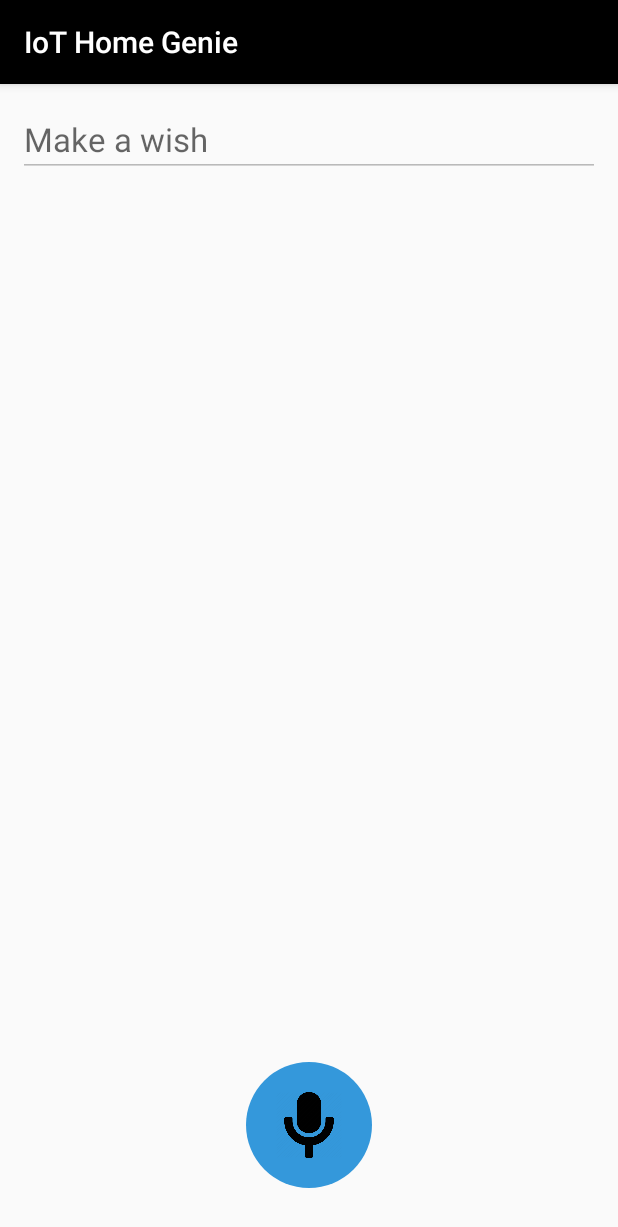
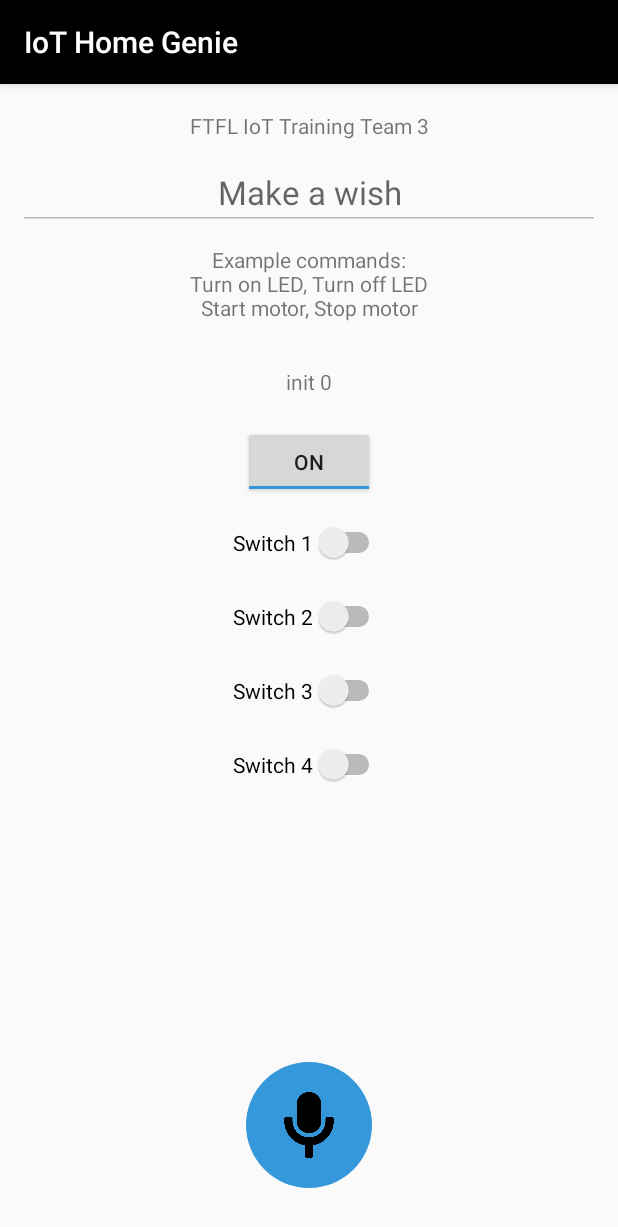
Before and after one commit to sohelaman/home-genie-android, an Android app: the screen it shows after launch (MainActivity), on a phone screen of 412 x 824 dp. Shown: the top 1227 px of the screen. Run offline under Robolectric (Android 15) with nearby library versions, the phone set to English and light mode, and no system bars; libraries missing offline, so code that uses them is left out: org.eclipse.paho; 11 statements that could not run were skipped.

Commit message:
Voice to MQTT command message.

```diff
--- a/app/src/main/java/dev/sohel/homegenie/MainActivity.java
+++ b/app/src/main/java/dev/sohel/homegenie/MainActivity.java
@@ -10,6 +10,7 @@ import android.widget.ImageButton;
 import android.widget.Toast;
 
 
+import dev.sohel.homegenie.classes.ActionView;
 import dev.sohel.homegenie.classes.MqttHelper;
 import dev.sohel.homegenie.classes.SpeechHelper;
 
@@ -31,7 +32,17 @@ public class MainActivity extends AppCompatActivity {
         speechHelper.setupSpeechRecognition(commandEditText, recordButton);
 
         MqttHelper mqttHelper = new MqttHelper(MainActivity.this, context);
+        ActionView actionView = new ActionView(MainActivity.this, context);
+
+        actionView.registerListeners();
+
+        mqttHelper.setActionView(actionView);
+        actionView.setMqttHelper(mqttHelper);
+        speechHelper.setMqttHelper(mqttHelper);
+        speechHelper.setActionView(actionView);
+
         mqttHelper.setupMqtt();
+
     } // onCreate()
 
 }
--- /dev/null
+++ b/app/src/main/java/dev/sohel/homegenie/classes/ActionView.java
@@ -0,0 +1,79 @@
+package dev.sohel.homegenie.classes;
+
+import android.app.Activity;
+import android.content.Context;
+import android.widget.CompoundButton;
+import android.widget.Switch;
+import android.widget.TextView;
+import android.widget.ToggleButton;
+
+import dev.sohel.homegenie.R;
+
+public class ActionView {
+
+    private Activity activity;
+    private Context context;
+    private MqttHelper mqttHelper;
+
+    final ToggleButton toggleButton;
+    final TextView messageBox;
+    final Switch switch1;
+    final Switch switch2;
+    final Switch switch3;
+    final Switch switch4;
+
+    public ActionView(Activity activity, Context context) {
+        this.activity = activity;
+        this.context = context;
+
+        this.toggleButton = this.activity.findViewById(R.id.toggleButton1);
+        this.messageBox = this.activity.findViewById(R.id.messageBox);
+        this.switch1 = this.activity.findViewById(R.id.switch1);
+        this.switch2 = this.activity.findViewById(R.id.switch2);
+        this.switch3 = this.activity.findViewById(R.id.switch3);
+        this.switch4 = this.activity.findViewById(R.id.switch4);
+    } // constructor
+
+    public ActionView setMqttHelper(MqttHelper mqttHelper) {
+        this.mqttHelper = mqttHelper;
+        return this;
+    }
+
+    public void registerListeners() {
+        this.toggleButton.setOnCheckedChangeListener(new CompoundButton.OnCheckedChangeListener() {
+            @Override
+            public void onCheckedChanged(CompoundButton buttonView, boolean isChecked) {
+                if (isChecked) {
+                    mqttHelper.setupMqtt();
+                } else {
+                    mqttHelper.dismantleMqtt();
+                }
+            }
+        });
+        this.switch1.setOnCheckedChangeListener(new CompoundButton.OnCheckedChangeListener() {
+            public void onCheckedChanged(CompoundButton buttonView, boolean isChecked) {
+                String command = isChecked ? "switch1-on" : "switch1-off";
+                mqttHelper.sendMessage(command);
+            }
+        });
+        this.switch2.setOnCheckedChangeListener(new CompoundButton.OnCheckedChangeListener() {
+            public void onCheckedChanged(CompoundButton buttonView, boolean isChecked) {
+                String command = isChecked ? "switch2-on" : "switch2-off";
+                mqttHelper.sendMessage(command);
+            }
+        });
+        this.switch3.setOnCheckedChangeListener(new CompoundButton.OnCheckedChangeListener() {
+            public void onCheckedChanged(CompoundButton buttonView, boolean isChecked) {
+                String command = isChecked ? "switch3-on" : "switch3-off";
+                mqttHelper.sendMessage(command);
+            }
+        });
+        this.switch4.setOnCheckedChangeListener(new CompoundButton.OnCheckedChangeListener() {
+            public void onCheckedChanged(CompoundButton buttonView, boolean isChecked) {
+                String command = isChecked ? "switch4-on" : "switch4-off";
+                mqttHelper.sendMessage(command);
+            }
+        });
+    } // end of registerListeners()
+
+}
--- a/app/src/main/java/dev/sohel/homegenie/classes/MqttHelper.java
+++ b/app/src/main/java/dev/sohel/homegenie/classes/MqttHelper.java
@@ -16,10 +16,12 @@ public class MqttHelper {
 
     final String mqttServerUri = "tcp://mqtt.eclipse.org:1883";
     final String clientId = "ftflteam3homeauto";
+    final String topic = "topic/ftflteam3/general";
 
     private Context context;
     private Activity activity;
     private MqttClient client;
+    private ActionView actionView;
 
     private final String TAG = "HomeGenieMQTT";
 
@@ -28,23 +30,55 @@ public class MqttHelper {
         this.context = context;
     }
 
+    public MqttHelper setActionView(ActionView actionView) {
+        this.actionView = actionView;
+        return this;
+    }
+
     public void setupMqtt() {
+        if (this.actionView == null) {
+            Toast.makeText(this.context, "MQTT action view not set up.", Toast.LENGTH_SHORT).show();
+            return;
+        }
+
+        if (this.client != null) {
+            return;
+        }
+
         try {
             MqttClient client = new MqttClient(this.mqttServerUri, this.clientId, new MemoryPersistence());
             client.setCallback(this.createMqttCallback());
             client.connect();
             this.client = client;
-
-            String topic = "topic/ftflteam3/general";
-            client.subscribe(topic);
+            client.subscribe(this.topic);
             Toast.makeText(this.context, "MQTT connected", Toast.LENGTH_SHORT).show();
 
-            MqttMessage message = new MqttMessage("init 0".getBytes());
-            message.setQos(2);
-            message.setRetained(false);
-            client.publish(topic, message);
+            this.actionView.toggleButton.setChecked(true);
+
+            this.sendMessage("init 0");
         } catch (MqttException e) {
             e.printStackTrace();
+            this.client = null;
+            this.actionView.toggleButton.setChecked(false);
+            Toast.makeText(this.context, "MQTT exception: " + e.getMessage(), Toast.LENGTH_SHORT).show();
+        }
+    }
+
+    public void dismantleMqtt() {
+        try {
+            if (this.client == null) {
+                return;
+            }
+
+            this.client.disconnect();
+            this.client = null;
+
+            Toast.makeText(this.context, "MQTT disconnected", Toast.LENGTH_SHORT).show();
+            this.actionView.toggleButton.setChecked(false);
+        } catch (MqttException e) {
+            e.printStackTrace();
+            this.client = null;
+            this.actionView.toggleButton.setChecked(false);
             Toast.makeText(this.context, "MQTT exception: " + e.getMessage(), Toast.LENGTH_SHORT).show();
         }
     }
@@ -54,10 +88,11 @@ public class MqttHelper {
             @Override
             public void connectionLost(Throwable cause) {
                 Log.d(TAG, "connectionLost");
+                actionView.toggleButton.setChecked(false);
             }
 
             @Override
-            public void messageArrived(String topic, MqttMessage message) throws Exception {
+            public void messageArrived(String topic, MqttMessage message) {
                 String payload = new String(message.getPayload());
                 Log.d(TAG, "messageArrived:" + payload);
             }
@@ -69,4 +104,23 @@ public class MqttHelper {
         };
     }
 
+    public void sendMessage(String str) {
+        if (this.client == null) {
+            return;
+        }
+
+        MqttMessage message = new MqttMessage(str.getBytes());
+        message.setQos(2);
+        message.setRetained(false);
+        try {
+            this.client.publish(this.topic, message);
+            this.actionView.messageBox.setText(str);
+        } catch (MqttException e) {
+            e.printStackTrace();
+            this.client = null;
+            this.actionView.toggleButton.setChecked(false);
+            Toast.makeText(this.context, "MQTT exception: " + e.getMessage(), Toast.LENGTH_SHORT).show();
+        }
+    }
+
 }
--- a/app/src/main/res/layout/activity_main.xml
+++ b/app/src/main/res/layout/activity_main.xml
@@ -6,12 +6,103 @@
     android:padding="12dp"
     tools:context=".MainActivity">
 
+    <TextView
+        android:id="@+id/teamInfo"
+        android:layout_width="match_parent"
+        android:layout_height="wrap_content"
+        android:paddingTop="6dp"
+        android:paddingBottom="10dp"
+        android:text="@string/team_info"
+        android:textAlignment="center" />
+
     <EditText
         android:id="@+id/commandEditText"
         android:layout_width="match_parent"
         android:layout_height="wrap_content"
+        android:layout_below="@id/teamInfo"
+        android:autofillHints=""
         android:hint="@string/command_hint"
+        android:inputType="text"
+        android:textAlignment="center"
         android:textAppearance="@style/Base.TextAppearance.AppCompat.Large" />
+
+    <TextView
+        android:id="@+id/availableCommands"
+        android:layout_width="match_parent"
+        android:layout_height="wrap_content"
+        android:layout_below="@id/commandEditText"
+        android:paddingTop="10dp"
+        android:paddingBottom="20dp"
+        android:text="@string/available_commands"
+        android:textAlignment="center" />
+
+    <TextView
+        android:id="@+id/messageBox"
+        android:layout_width="match_parent"
+        android:layout_height="wrap_content"
+        android:layout_below="@id/availableCommands"
+        android:paddingTop="10dp"
+        android:paddingBottom="20dp"
+        android:textAlignment="center"
+        android:text="Message Box" />
+
+    <ToggleButton
+        android:id="@+id/toggleButton1"
+        android:layout_width="wrap_content"
+        android:layout_height="wrap_content"
+        android:layout_below="@id/messageBox"
+        android:layout_centerHorizontal="true"
+        android:paddingTop="10dp"
+        android:paddingBottom="10dp"
+        android:text="ToggleButton" />
+
+    <Switch
+        android:id="@+id/switch1"
+        android:layout_width="wrap_content"
+        android:layout_height="wrap_content"
+        android:layout_below="@id/toggleButton1"
+        android:layout_centerHorizontal="true"
+        android:layout_marginLeft="100dp"
+        android:layout_marginRight="100dp"
+        android:paddingTop="20dp"
+        android:paddingBottom="10dp"
+        android:text="Switch 1" />
+
+    <Switch
+        android:id="@+id/switch2"
+        android:layout_width="wrap_content"
+        android:layout_height="wrap_content"
+        android:layout_below="@id/switch1"
+        android:layout_centerHorizontal="true"
+        android:layout_marginLeft="100dp"
+        android:layout_marginRight="100dp"
+        android:paddingTop="20dp"
+        android:paddingBottom="10dp"
+        android:text="Switch 2" />
+
+    <Switch
+        android:id="@+id/switch3"
+        android:layout_width="wrap_content"
+        android:layout_height="wrap_content"
+        android:layout_below="@id/switch2"
+        android:layout_centerHorizontal="true"
+        android:layout_marginLeft="100dp"
+        android:layout_marginRight="100dp"
+        android:paddingTop="20dp"
+        android:paddingBottom="10dp"
+        android:text="Switch 3" />
+
+    <Switch
+        android:id="@+id/switch4"
+        android:layout_width="wrap_content"
+        android:layout_height="wrap_content"
+        android:layout_below="@id/switch3"
+        android:layout_centerHorizontal="true"
+        android:layout_marginLeft="100dp"
+        android:layout_marginRight="100dp"
+        android:paddingTop="20dp"
+        android:paddingBottom="10dp"
+        android:text="Switch 4" />
 
     <ImageButton
         android:id="@+id/recordButton"
@@ -20,6 +111,7 @@
         android:layout_alignParentBottom="true"
         android:layout_centerHorizontal="true"
         android:layout_marginBottom="20dp"
-        android:background="@drawable/button_background" />
+        android:background="@drawable/button_background"
+        android:contentDescription="@string/record_button_desc" />
 
 </RelativeLayout>
--- a/app/src/main/res/values/strings.xml
+++ b/app/src/main/res/values/strings.xml
@@ -1,4 +1,7 @@
 <resources>
     <string name="app_name">IoT Home Genie</string>
     <string name="command_hint">Make a wish</string>
+    <string name="record_button_desc">Record button</string>
+    <string name="team_info">FTFL IoT Training Team 3</string>
+    <string name="available_commands">Example commands:\nTurn on LED, Turn off LED\nStart motor, Stop motor</string>
 </resources>
```
Also changed, not shown: app/src/main/java/dev/sohel/homegenie/classes/SpeechHelper.java (+42 -1 lines).
